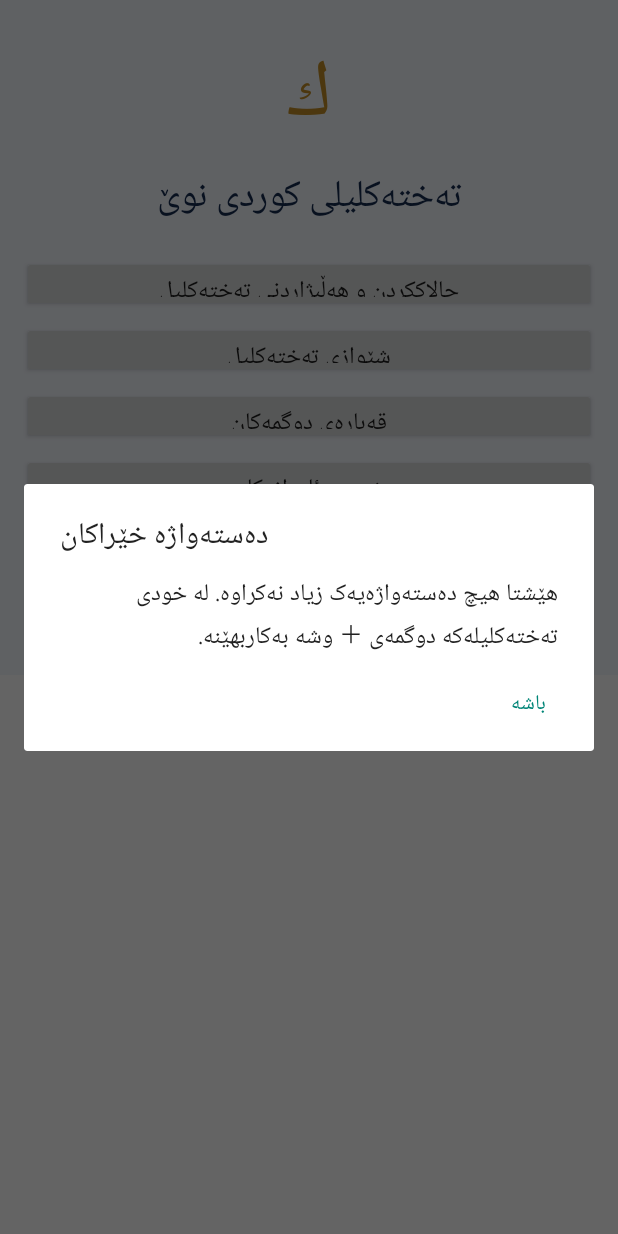
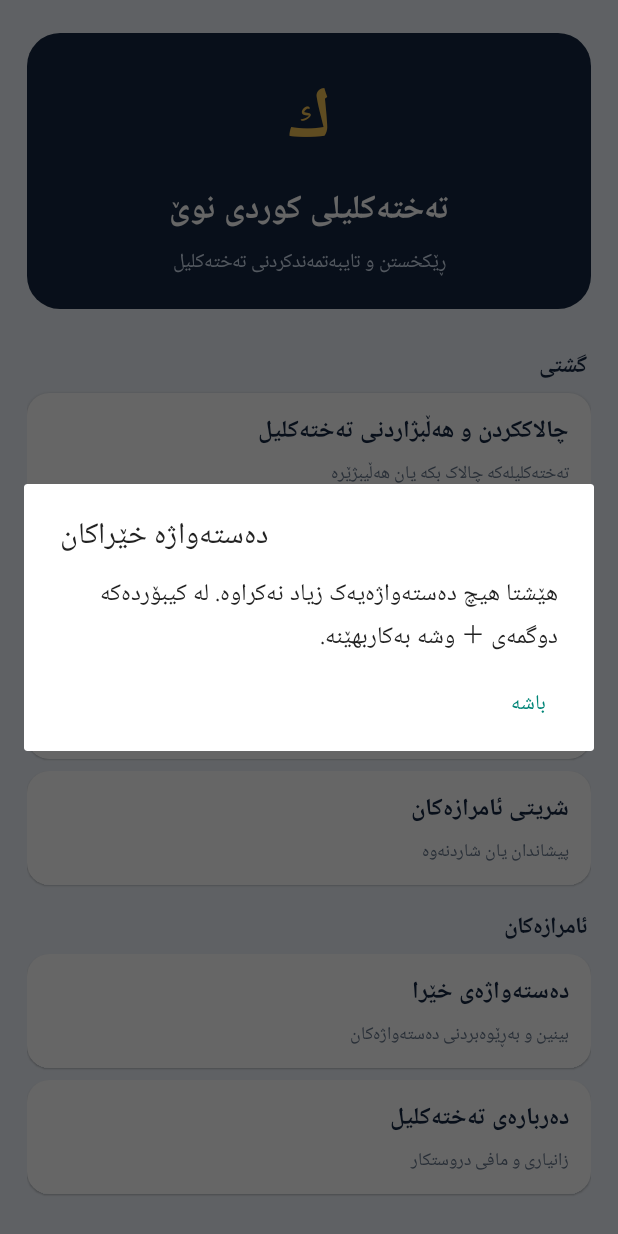
Before and after one commit to mollatsystem/Taxtaklili-Kurdi-Nwe, an Android app: the screen it shows after launch (SettingsActivity), after a tap on "دەستەواژەی خێرا", on a phone screen of 412 x 824 dp. Run offline under Robolectric (Android 15) with nearby library versions, the phone set to English and light mode, and no system bars; 3 other taps on this screen came first.

Commit message:
Refactor SettingsActivity layout and methods

```diff
--- a/app/src/main/java/iq/kurd/keyboard/SettingsActivity.kt
+++ b/app/src/main/java/iq/kurd/keyboard/SettingsActivity.kt
@@ -4,136 +4,168 @@ import android.app.Activity
 import android.app.AlertDialog
 import android.content.Context
 import android.content.Intent
+import android.graphics.Color
+import android.graphics.Typeface
+import android.graphics.drawable.GradientDrawable
 import android.os.Bundle
 import android.provider.Settings
 import android.view.Gravity
 import android.view.inputmethod.InputMethodManager
-import android.widget.Button
 import android.widget.LinearLayout
 import android.widget.ScrollView
 import android.widget.TextView
 
 class SettingsActivity : Activity() {
-
-    private val prefs by lazy {
-        getSharedPreferences("keyboard_preferences", Context.MODE_PRIVATE)
-    }
+    private val prefs by lazy { getSharedPreferences("keyboard_preferences", Context.MODE_PRIVATE) }
+    private val navy = Color.rgb(20, 38, 65)
+    private val blue = Color.rgb(29, 112, 169)
 
     override fun onCreate(savedInstanceState: Bundle?) {
         super.onCreate(savedInstanceState)
-
         val content = LinearLayout(this).apply {
             orientation = LinearLayout.VERTICAL
-            setPadding(22, 28, 22, 28)
-            setBackgroundColor(android.graphics.Color.rgb(239, 243, 249))
+            setPadding(dp(18), dp(22), dp(18), dp(26))
+            setBackgroundColor(Color.rgb(238, 243, 250))
         }
-
+        val header = LinearLayout(this).apply {
+            orientation = LinearLayout.VERTICAL
+            gravity = Gravity.CENTER
+            background = shape(navy, 22)
+            setPadding(dp(16), dp(18), dp(16), dp(20))
+        }
         val logo = TextView(this).apply {
             text = "ك"
-            textSize = 54f
+            textSize = 48f
             gravity = Gravity.CENTER
-            setTextColor(android.graphics.Color.rgb(190, 139, 37))
+            typeface = Typeface.DEFAULT_BOLD
+            setTextColor(Color.rgb(239, 190, 83))
         }
-        content.addView(logo)
-
+        header.addView(logo)
         val title = TextView(this).apply {
             text = "تەختەکلیلی کوردی نوێ"
-            textSize = 25f
+            textSize = 22f
             gravity = Gravity.CENTER
-            setTextColor(android.graphics.Color.rgb(20, 42, 78))
-            setPadding(0, 0, 0, 22)
+            typeface = Typeface.DEFAULT_BOLD
+            setTextColor(Color.WHITE)
         }
-        content.addView(title)
+        header.addView(title)
+        val subtitle = TextView(this).apply {
+            text = "ڕێکخستن و تایبەتمەندکردنی تەختەکلیل"
+            textSize = 13f
+            gravity = Gravity.CENTER
+            setTextColor(Color.rgb(207, 220, 238))
+            setPadding(0, dp(5), 0, 0)
+        }
+        header.addView(subtitle)
+        content.addView(header, LinearLayout.LayoutParams(-1, -2).apply { bottomMargin = dp(18) })
 
-        addSection(content, "چالاککردن و هەڵبژاردنی تەختەکلیل") { showKeyboardSetup() }
-        addSection(content, "شێوازی تەختەکلیل") { chooseTheme() }
-        addSection(content, "قەبارەی دوگمەکان") { chooseKeySize() }
-        addSection(content, "شریتی ئامرازەکان") { toggleToolbar() }
-        addSection(content, "دەستەواژەی خێرا") { showPhrases() }
-        addSection(content, "دەربارەی تەختەکلیل") { showAbout() }
+        addHeading(content, "گشتی")
+        addSetting(content, "چالاککردن و هەڵبژاردنی تەختەکلیل", "تەختەکلیلەکە چالاک بکە یان هەڵیبژێرە") { showKeyboardSetup() }
+        addSetting(content, "شێوازی ڕەنگ", "شەوی شین یان ڕووناک") { chooseTheme() }
+        addSetting(content, "قەبارەی پیتەکان", "بچووک، مامناوەند یان گەورە") { chooseKeySize() }
+        addSetting(content, "شریتی ئامرازەکان", "پیشاندان یان شاردنەوە") { toggleToolbar() }
 
-        setContentView(ScrollView(this).apply { addView(content) })
+        addHeading(content, "ئامرازەکان")
+        addSetting(content, "دەستەواژەی خێرا", "بینین و بەڕێوەبردنی دەستەواژەکان") { showPhrases() }
+        addSetting(content, "دەربارەی تەختەکلیل", "زانیاری و مافی دروستکار") { showAbout() }
+        setContentView(ScrollView(this).apply { isFillViewport = true; addView(content) })
     }
 
-    private fun addSection(parent: LinearLayout, label: String, action: () -> Unit) {
-        val button = Button(this).apply {
-            text = label
-            textSize = 16f
-            isAllCaps = false
+    private fun addHeading(parent: LinearLayout, text: String) {
+        parent.addView(TextView(this).apply {
+            this.text = text
+            textSize = 15f
+            typeface = Typeface.DEFAULT_BOLD
+            setTextColor(navy)
+            setPadding(dp(3), dp(8), dp(3), dp(5))
+        })
+    }
+
+    private fun addSetting(parent: LinearLayout, title: String, description: String, action: () -> Unit) {
+        val card = LinearLayout(this).apply {
+            orientation = LinearLayout.VERTICAL
+            background = shape(Color.WHITE, 15)
+            setPadding(dp(15), dp(12), dp(15), dp(12))
+            isClickable = true
+            isFocusable = true
+            elevation = dp(1).toFloat()
             setOnClickListener { action() }
         }
-        parent.addView(button, LinearLayout.LayoutParams(
-            LinearLayout.LayoutParams.MATCH_PARENT, 56
-        ).apply { setMargins(0, 5, 0, 5) })
+        card.addView(TextView(this).apply {
+            text = title
+            textSize = 16f
+            typeface = Typeface.DEFAULT_BOLD
+            setTextColor(navy)
+        })
+        card.addView(TextView(this).apply {
+            text = description
+            textSize = 12f
+            setTextColor(Color.rgb(102, 118, 139))
+            setPadding(0, dp(4), 0, 0)
+        })
+        parent.addView(card, LinearLayout.LayoutParams(-1, -2).apply {
+            bottomMargin = dp(8)
+        })
     }
 
     private fun showKeyboardSetup() {
-        AlertDialog.Builder(this)
-            .setTitle("چالاککردنی تەختەکلیل")
+        AlertDialog.Builder(this).setTitle("چالاککردنی تەختەکلیل")
             .setMessage("١. تەختەکلیلەکە چالاک بکە.\n٢. پاشان لە لیستی تەختەکلیلەکان هەڵیبژێرە.")
-            .setPositiveButton("کردنەوەی ڕێکخستنەکان") { _, _ ->
-                startActivity(Intent(Settings.ACTION_INPUT_METHOD_SETTINGS))
-            }
+            .setPositiveButton("کردنەوەی ڕێکخستنەکان") { _, _ -> startActivity(Intent(Settings.ACTION_INPUT_METHOD_SETTINGS)) }
             .setNeutralButton("هەڵبژاردنی تەختەکلیل") { _, _ ->
                 val imm = getSystemService(Context.INPUT_METHOD_SERVICE) as InputMethodManager
                 imm.showInputMethodPicker()
-            }
-            .setNegativeButton("داخستن", null)
-            .show()
+            }.setNegativeButton("داخستن", null).show()
     }
 
     private fun chooseTheme() {
         val names = arrayOf("شەوی شین", "ڕووناک")
-        AlertDialog.Builder(this)
-            .setTitle("شێوازی تەختەکلیل")
-            .setItems(names) { _, which ->
-                prefs.edit().putBoolean("light_theme", which == 1).apply()
-            }
-            .show()
+        AlertDialog.Builder(this).setTitle("شێوازی ڕەنگ").setSingleChoiceItems(names, if (prefs.getBoolean("light_theme", false)) 1 else 0) { dialog, which ->
+            prefs.edit().putBoolean("light_theme", which == 1).apply()
+            dialog.dismiss()
+        }.setNegativeButton("داخستن", null).show()
     }
 
     private fun chooseKeySize() {
         val names = arrayOf("بچووک", "مامناوەند", "گەورە")
-        val sizes = intArrayOf(18, 21, 24)
-        AlertDialog.Builder(this)
-            .setTitle("قەبارەی نووسینی دوگمەکان")
-            .setItems(names) { _, which ->
-                prefs.edit().putInt("key_text_size", sizes[which]).apply()
-            }
-            .show()
+        val sizes = intArrayOf(19, 22, 25)
+        val current = prefs.getInt("key_text_size", 22)
+        val selected = sizes.indices.minByOrNull { kotlin.math.abs(sizes[it] - current) } ?: 1
+        AlertDialog.Builder(this).setTitle("قەبارەی پیتەکان").setSingleChoiceItems(names, selected) { dialog, which ->
+            prefs.edit().putInt("key_text_size", sizes[which]).apply()
+            dialog.dismiss()
+        }.setNegativeButton("داخستن", null).show()
     }
 
     private fun toggleToolbar() {
         val visible = prefs.getBoolean("toolbar_visible", true)
         prefs.edit().putBoolean("toolbar_visible", !visible).apply()
-        AlertDialog.Builder(this)
-            .setMessage(if (visible) "شریتی ئامرازەکان شاردراوەتەوە. لە هەمان بەشەوە دەتوانیت بیگەڕێنیتەوە." else "شریتی ئامرازەکان چالاک کرا.")
-            .setPositiveButton("باشە", null)
-            .show()
+        AlertDialog.Builder(this).setMessage(if (visible) "شریتی ئامرازەکان شاردراوەتەوە. بۆ گەڕاندنەوەی، ئەم هەڵبژاردەیە دووبارە بەکاربهێنە." else "شریتی ئامرازەکان چالاک کرا.")
+            .setPositiveButton("باشە", null).show()
     }
 
     private fun showPhrases() {
         val phrases = prefs.getStringSet("phrases", emptySet()).orEmpty()
-        AlertDialog.Builder(this)
-            .setTitle("دەستەواژە خێراکان")
-            .setMessage(if (phrases.isEmpty()) "هێشتا هیچ دەستەواژەیەک زیاد نەکراوە. لە خودی تەختەکلیلەکە دوگمەی ＋ وشە بەکاربهێنە." else phrases.joinToString("\n"))
-            .setPositiveButton("باشە", null)
-            .show()
+        AlertDialog.Builder(this).setTitle("دەستەواژە خێراکان")
+            .setMessage(if (phrases.isEmpty()) "هێشتا هیچ دەستەواژەیەک زیاد نەکراوە. لە کیبۆردەکە دوگمەی ＋ وشە بەکاربهێنە." else phrases.joinToString("\n"))
+            .setPositiveButton("باشە", null).show()
     }
 
     private fun showAbout() {
         val aboutText = """
             ئەم تەختەکلیلە بەناوی ( تەختەکلیلی کوردی نوێ )، دروستکراوە لە عێراق - هەرێمی کوردستان، بۆ سەرجەم هاوڵاتیان و تاکی کوردی خۆشەویست تاکو بتوانن بە زمانی کوردی ناوەندی ڕەوان دەق و ڕستەکانیان بنوین، پێشکەشە بە سەرجەم تاکێکی کورد لە کوردستان و تەواوی جیهاندا.... هەرشادبن....!
 
-            وەشان: 0.1.0
+            وەشان: 0.2.0
 
             سەرجەم مافەکان پارێزراوە بۆ دروستکاری تەختەکلیل.
         """.trimIndent()
+        AlertDialog.Builder(this).setTitle("ك  |  تەختەکلیلی کوردی نوێ")
+            .setMessage(aboutText).setPositiveButton("باشە", null).show()
+    }
 
-        AlertDialog.Builder(this)
-            .setTitle("ك  |  تەختەکلیلی کوردی نوێ")
-            .setMessage(aboutText)
-            .setPositiveButton("باشە", null)
-            .show()
+    private fun shape(color: Int, radius: Int) = GradientDrawable().apply {
+        setColor(color)
+        cornerRadius = dp(radius).toFloat()
     }
+    private fun dp(value: Int): Int = (value * resources.displayMetrics.density).toInt()
 }
```
